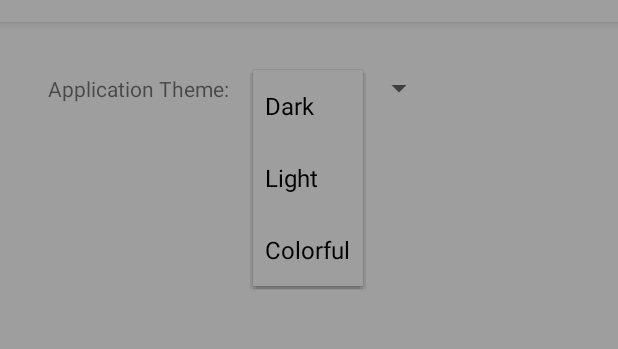
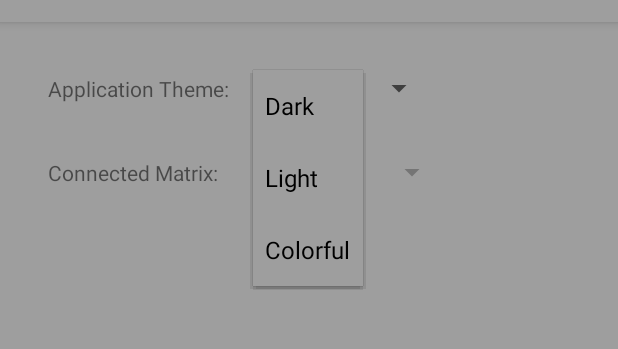
Before and after one commit to iridin/8x8RGBMatrixCenter, an Android app: the fragment SettingsFragment placed in its activity, after a tap on "Dark", on a phone screen of 412 x 824 dp, the part 62-411 px from its top. Run offline under Robolectric (Android 15) with nearby library versions, the phone set to English and light mode, and no system bars; 4 statements that could not run were skipped.

Commit message:
Listing paired BT devices.

```diff
--- a/app/src/main/AndroidManifest.xml
+++ b/app/src/main/AndroidManifest.xml
@@ -20,4 +20,6 @@
         </activity>
     </application>
 
+    <uses-permission android:name="android.permission.BLUETOOTH" />
+
 </manifest>
--- a/app/src/main/java/cz/cuni/mff/a8x8rgbmatrixcenter/ColorSelectionView.java
+++ b/app/src/main/java/cz/cuni/mff/a8x8rgbmatrixcenter/ColorSelectionView.java
@@ -14,6 +14,7 @@ import java.util.ArrayList;
 import java.util.List;
 
 import static cz.cuni.mff.a8x8rgbmatrixcenter.MatrixActivity.PREFS_NAME;
+import static cz.cuni.mff.a8x8rgbmatrixcenter.MatrixActivity.REQUEST_COLOR_SELECT;
 
 /**
  * Created by Dominik Skoda on 19.04.2016.
@@ -122,8 +123,7 @@ public class ColorSelectionView extends ViewGroup {
         Intent intent = new Intent(mActivity, CustomColorActivity.class);
         intent.putExtra(COLOR_KEY, view.getColor());
         intent.putExtra(COLOR_VIEW_INDEX_KEY, colorViews.indexOf(view));
-        intent.putExtra(MatrixActivity.INTENT_CALLER_KEY, this.getClass().getName());
-        mActivity.startActivityForResult(intent, 0);
+        mActivity.startActivityForResult(intent, REQUEST_COLOR_SELECT);
     }
 
     public void onActivityResult(Intent data){
--- a/app/src/main/java/cz/cuni/mff/a8x8rgbmatrixcenter/MatrixView.java
+++ b/app/src/main/java/cz/cuni/mff/a8x8rgbmatrixcenter/MatrixView.java
@@ -12,7 +12,7 @@ import android.view.ViewGroup;
  * Created by Dominik Skoda on 19.04.2016.
  */
 public class MatrixView extends ViewGroup  implements View.OnClickListener {
-// TODO: save state when rotating
+
     public static final int LED_ARRAY_WIDTH = 8;
     public static final int LED_ARRAY_HEIGHT = 8;
 
--- a/app/src/main/java/cz/cuni/mff/a8x8rgbmatrixcenter/SettingsFragment.java
+++ b/app/src/main/java/cz/cuni/mff/a8x8rgbmatrixcenter/SettingsFragment.java
@@ -2,6 +2,9 @@ package cz.cuni.mff.a8x8rgbmatrixcenter;
 
 import android.app.Activity;
 import android.app.Fragment;
+import android.bluetooth.BluetoothAdapter;
+import android.bluetooth.BluetoothDevice;
+import android.content.Intent;
 import android.os.Bundle;
 import android.view.LayoutInflater;
 import android.view.View;
@@ -9,10 +12,20 @@ import android.view.ViewGroup;
 import android.widget.ArrayAdapter;
 import android.widget.Spinner;
 
+import java.util.ArrayList;
+import java.util.List;
+import java.util.Set;
+
+import static cz.cuni.mff.a8x8rgbmatrixcenter.MatrixActivity.REQUEST_ENABLE_BT;
+
 /**
  * Created by Dominik Skoda on 19.04.2016.
  */
 public class SettingsFragment extends Fragment {
+
+    MatrixActivity mActivity;
+    Spinner btSpinner;
+
 
     public SettingsFragment() {
         // Empty constructor required for fragment subclasses
@@ -26,23 +39,89 @@ public class SettingsFragment extends Fragment {
         Activity activity = getActivity();
 
         // Create theme options
-        Spinner spinner = (Spinner) rootView.findViewById(R.id.theme_spinner);
+        Spinner themeSpinner = (Spinner) rootView.findViewById(R.id.theme_spinner);
         // Create an ArrayAdapter using the string array and a default spinner layout
-        ArrayAdapter<CharSequence> adapter = ArrayAdapter.createFromResource(activity,
+        ArrayAdapter<CharSequence> themeAdapter = ArrayAdapter.createFromResource(activity,
                 R.array.theme_items, android.R.layout.simple_spinner_item);
         // Specify the layout to use when the list of choices appears
-        adapter.setDropDownViewResource(android.R.layout.simple_spinner_dropdown_item);
+        themeAdapter.setDropDownViewResource(android.R.layout.simple_spinner_dropdown_item);
         // Apply the adapter to the spinner
-        spinner.setAdapter(adapter);
+        themeSpinner.setAdapter(themeAdapter);
 
         ThemeSpinnerListener themeSpinnerListener = new ThemeSpinnerListener(activity);
-        spinner.setOnItemSelectedListener(themeSpinnerListener);
+        themeSpinner.setOnItemSelectedListener(themeSpinnerListener);
 
         // Set selected value
         String themeName = themeSpinnerListener.themeToString(MatrixActivity.currentTheme);
-        int spinnerPosition = adapter.getPosition(themeName);
-        spinner.setSelection(spinnerPosition);
+        int spinnerPosition = themeAdapter.getPosition(themeName);
+        themeSpinner.setSelection(spinnerPosition);
+
+
+        btSpinner = (Spinner) rootView.findViewById(R.id.bt_device_spinner);
+
+        if(mActivity != null) {
+            BluetoothAdapter btAdapter = mActivity.getBTAdapter();
+            if (btAdapter == null) {
+                // Device does not support Bluetooth
+                disableBTSpinner();
+            } else {
+                // Check if BT is active
+                if (!btAdapter.isEnabled()) {
+                    Intent enableBtIntent = new Intent(BluetoothAdapter.ACTION_REQUEST_ENABLE);
+                    mActivity.startActivityForResult(enableBtIntent, REQUEST_ENABLE_BT);
+                    disableBTSpinner();
+                } else {
+                    fillBTDevices();
+                }
+            }
+        } else {
+            disableBTSpinner();
+        }
 
         return rootView;
     }
+
+    public void disableBTSpinner(){
+        if(btSpinner == null){
+            return;
+        }
+        ArrayAdapter<CharSequence> btSpinnerAdapter = ArrayAdapter.createFromResource(
+                getActivity(),
+                R.array.bt_default_item,
+                android.R.layout.simple_spinner_item);
+        btSpinner.setAdapter(btSpinnerAdapter);
+        btSpinner.setEnabled(false);
+        btSpinner.invalidate();
+    }
+
+    public void fillBTDevices(){
+        if(btSpinner == null){
+            return;
+        }
+        BluetoothAdapter btAdapter = mActivity.getBTAdapter();
+        // Create BT options
+        List<String> deviceNames = new ArrayList<>();
+        deviceNames.add("No Device");
+        Set<BluetoothDevice> pairedDevices = btAdapter.getBondedDevices();
+        // If there are paired devices
+        if (pairedDevices.size() > 0) {
+            // Loop through paired devices
+            for (BluetoothDevice device : pairedDevices) {
+                // Add the name and address to an array adapter to show in a ListView
+                deviceNames.add(device.getName() + "\t" + device.getAddress());
+            }
+        }
+
+        ArrayAdapter btArrayAdapter = new ArrayAdapter<String>(mActivity,
+                android.R.layout.simple_spinner_item, deviceNames);
+        btArrayAdapter.setDropDownViewResource(android.R.layout.simple_spinner_dropdown_item);
+        btSpinner.setAdapter(btArrayAdapter);
+        btSpinner.setEnabled(true);
+        btSpinner.invalidate();
+    }
+
+    public void setActivity(MatrixActivity activity){
+        mActivity = activity;
+    }
+
 }
--- a/app/src/main/res/layout/settings_layout.xml
+++ b/app/src/main/res/layout/settings_layout.xml
@@ -30,5 +30,25 @@
             android:layout_height="wrap_content">
         </Spinner>
     </LinearLayout>
+    <LinearLayout
+        android:layout_width="wrap_content"
+        android:layout_height="wrap_content"
+        android:orientation="horizontal"
+        android:paddingBottom="@dimen/activity_vertical_margin"
+        android:paddingLeft="@dimen/activity_horizontal_margin"
+        android:paddingRight="@dimen/activity_horizontal_margin"
+        android:paddingTop="@dimen/activity_vertical_margin">
+
+        <TextView
+            android:layout_width="wrap_content"
+            android:layout_height="wrap_content"
+            android:paddingRight="@dimen/activity_horizontal_margin"
+            android:text="Connected Matrix:" />
+
+        <Spinner android:id="@+id/bt_device_spinner"
+            android:layout_width="fill_parent"
+            android:layout_height="wrap_content">
+        </Spinner>
+    </LinearLayout>
 
 </LinearLayout>
--- a/app/src/main/res/values/strings.xml
+++ b/app/src/main/res/values/strings.xml
@@ -17,4 +17,8 @@
         <item>@string/light_theme</item>
         <item>@string/colorful_theme</item>
     </string-array>
+
+    <string-array name="bt_default_item">
+        <item>"No Device"</item>
+    </string-array>
 </resources>
```
Also changed, not shown: app/src/main/java/cz/cuni/mff/a8x8rgbmatrixcenter/MatrixActivity.java (+66 -10 lines).
